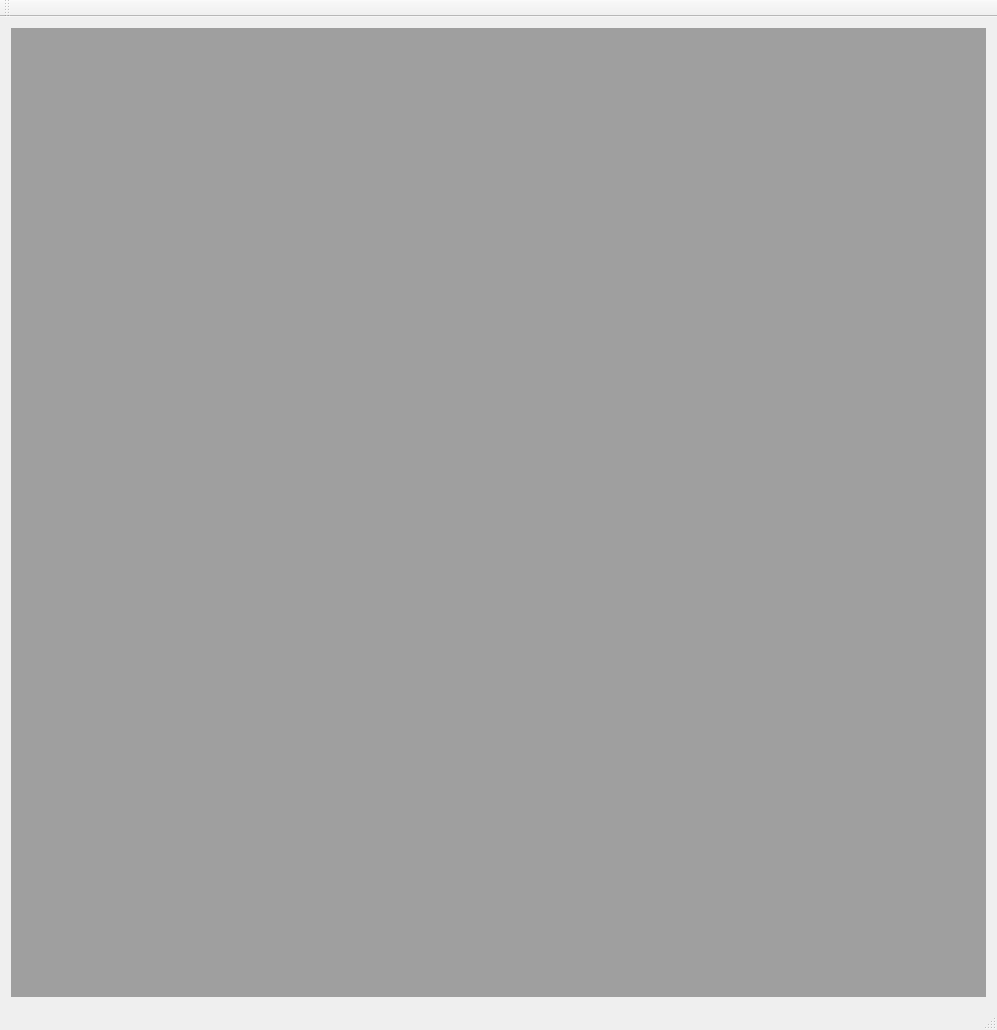
FL0WL0W/EFIGenie, file EFIGenieEditor/EFIGenieEditor/EFIGenieEditor.ui: the form before one commit.
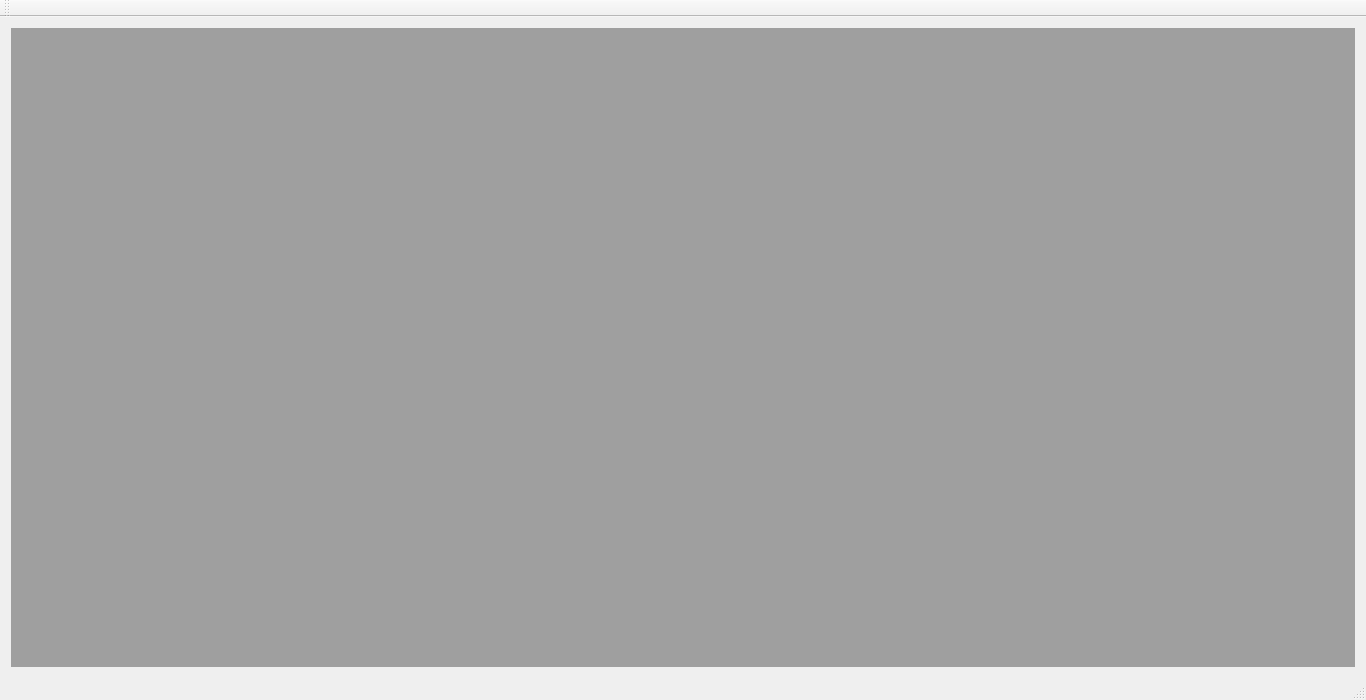
The form after the commit.

```diff
--- a/EFIGenieEditor/EFIGenieEditor/EFIGenieEditor.ui
+++ b/EFIGenieEditor/EFIGenieEditor/EFIGenieEditor.ui
@@ -6,8 +6,8 @@
    <rect>
     <x>0</x>
     <y>0</y>
-    <width>997</width>
-    <height>1030</height>
+    <width>1366</width>
+    <height>700</height>
    </rect>
   </property>
   <property name="windowTitle">
```
Left out of the diff: 2 changed lines with no effect on the pictures.
